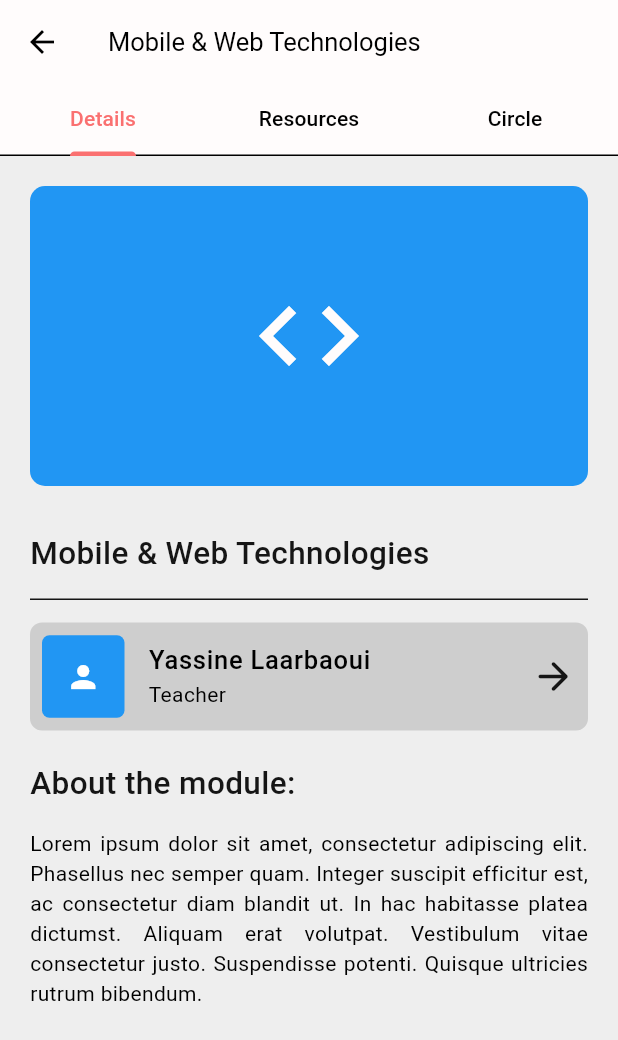
After one commit to ArthNote/yapple, a Flutter app: the CoursesPage screen opened directly, after a tap on "Mobile & Web Technologies", on a phone screen of 412 x 824 dp. The commit adds this screen. Shown: the top 1040 px of the screen. Run offline on Flutter 3.47's test engine with Material 3 defaults, Android fonts, the phone set to English and light mode, and no system bars; our stand-ins replace google_nav_bar.

Commit message:
course page (details - circle)

```diff
--- /dev/null
+++ b/lib/pages/students/courseDetails.dart
@@ -0,0 +1,177 @@
+// ignore_for_file: prefer_const_literals_to_create_immutables, prefer_const_constructors, sort_child_properties_last
+
+import 'package:flutter/material.dart';
+import 'package:yapple/models/staticData.dart';
+import 'package:yapple/widgets/SearchField.dart';
+import 'package:yapple/widgets/StudentItem.dart';
+
+class CourseDetailsPage extends StatelessWidget {
+  CourseDetailsPage({super.key, required this.moduleName});
+  final String moduleName;
+
+  @override
+  Widget build(BuildContext context) {
+    return DefaultTabController(
+      length: 3,
+      child: Scaffold(
+        backgroundColor: Theme.of(context).colorScheme.background,
+        appBar: AppBar(
+            backgroundColor: Theme.of(context).appBarTheme.backgroundColor,
+            title: Text(
+              moduleName,
+              style: TextStyle(fontSize: 17),
+            ),
+            bottom: TabBar(
+              indicatorSize: TabBarIndicatorSize.label,
+              indicatorColor: Theme.of(context).colorScheme.primary,
+              tabs: [
+                Tab(
+                  text: "Details",
+                ),
+                Tab(
+                  text: "Resources",
+                ),
+                Tab(
+                  text: "Circle",
+                ),
+              ],
+            )),
+        body: TabBarView(
+          children: [
+            BodyDetails(
+              moduleName: moduleName,
+            ),
+            Text("Resources"),
+            BodyCircle(),
+          ],
+        ),
+      ),
+    );
+  }
+}
+
+class BodyDetails extends StatelessWidget {
+  BodyDetails({super.key, required this.moduleName});
+  final String moduleName;
+
+  @override
+  Widget build(BuildContext context) {
+    return Padding(
+      padding: const EdgeInsets.symmetric(horizontal: 20, vertical: 20),
+      child: Column(
+        crossAxisAlignment: CrossAxisAlignment.start,
+        children: [
+          Container(
+            width: double.infinity,
+            height: 200,
+            child: Icon(
+              Icons.code,
+              size: 80,
+              color: Theme.of(context).appBarTheme.backgroundColor,
+            ),
+            decoration: BoxDecoration(
+              color: Colors.blue,
+              borderRadius: BorderRadius.circular(10),
+            ),
+          ),
+          SizedBox(height: 30),
+          Text(
+            moduleName,
+            style: TextStyle(
+              fontSize: 21,
+              fontWeight: FontWeight.w500,
+              color: Theme.of(context).colorScheme.tertiary,
+            ),
+          ),
+          SizedBox(
+            height: 15,
+          ),
+          Divider(
+            color: Theme.of(context).colorScheme.tertiary,
+            height: 1,
+          ),
+          SizedBox(
+            height: 15,
+          ),
+          ListTile(
+            tileColor: Theme.of(context).colorScheme.secondary,
+            contentPadding: EdgeInsets.symmetric(horizontal: 8),
+            shape: RoundedRectangleBorder(
+              borderRadius: BorderRadius.circular(8),
+            ),
+            leading: Container(
+              width: 55,
+              height: 55,
+              decoration: BoxDecoration(
+                  shape: BoxShape.rectangle,
+                  color: Colors.blue,
+                  borderRadius: BorderRadius.circular(5)),
+              child: Icon(
+                Icons.person,
+                color: Colors.white,
+              ),
+            ),
+            title: Text(
+              "Yassine Laarbaoui",
+              style: TextStyle(fontSize: 17, fontWeight: FontWeight.w500),
+            ),
+            subtitle: Text("Teacher"),
+            trailing: Icon(
+              Icons.arrow_forward_rounded,
+              color: Theme.of(context).colorScheme.tertiary,
+              size: 30,
+            ),
+          ),
+          SizedBox(
+            height: 20,
+          ),
+          Text(
+            "About the module:",
+            style: TextStyle(
+              fontSize: 21,
+              fontWeight: FontWeight.w500,
+              color: Theme.of(context).colorScheme.tertiary,
+            ),
+          ),
+          SizedBox(
+            height: 15,
+          ),
+          Text(
+            "Lorem ipsum dolor sit amet, consectetur adipiscing elit. Phasellus nec semper quam. Integer suscipit efficitur est, ac consectetur diam blandit ut. In hac habitasse platea dictumst. Aliquam erat volutpat. Vestibulum vitae consectetur justo. Suspendisse potenti. Quisque ultricies rutrum bibendum.",
+            textAlign: TextAlign.justify,
+          )
+        ],
+      ),
+    );
+  }
+}
+
+class BodyCircle extends StatelessWidget {
+  BodyCircle({super.key});
+  TextEditingController searchController = TextEditingController();
+
+  @override
+  Widget build(BuildContext context) {
+    return Padding(
+      padding: const EdgeInsets.symmetric(horizontal: 20, vertical: 20),
+      child: Column(
+        children: [
+          SearchField(
+            myController: searchController,
+            hintText: "Search",
+            icon: Icons.search,
+            bgColor: Colors.white,
+          ),
+          SizedBox(
+            height: 15,
+          ),
+          Expanded(
+            child: ListView(
+              children: students.map((student) => StudentItem()).toList(),
+            ),
+          )
+        ],
+      ),
+    );
+  }
+}
--- a/lib/pages/students/courses.dart
+++ b/lib/pages/students/courses.dart
@@ -2,6 +2,7 @@
 
 import 'package:flutter/material.dart';
 import 'package:yapple/models/staticData.dart';
+import 'package:yapple/pages/students/courseDetails.dart';
 import 'package:yapple/widgets/ModuleCardMD.dart';
 import 'package:yapple/widgets/SearchField.dart';
 
@@ -53,11 +54,22 @@ class Body extends StatelessWidget {
             crossAxisSpacing: 20,
             padding: EdgeInsets.symmetric(horizontal: 20, vertical: 20),
             children: modules
-                .map((module) => ModuleCardMD(
-                      isStarred: module['isStarred'] as bool,
-                      moduleName: module['moduleName'].toString(),
-                      moduleCategory: module['moduleCategory'].toString(),
-                      color: module['color'] as Color,
+                .map((module) => GestureDetector(
+                      onTap: () {
+                        Navigator.push(
+                            context,
+                            MaterialPageRoute(
+                                builder: (context) => CourseDetailsPage(
+                                      moduleName:
+                                          module['moduleName'].toString(),
+                                    )));
+                      },
+                      child: ModuleCardMD(
+                        isStarred: module['isStarred'] as bool,
+                        moduleName: module['moduleName'].toString(),
+                        moduleCategory: module['moduleCategory'].toString(),
+                        color: module['color'] as Color,
+                      ),
                     ))
                 .toList(),
           ),
```
Also changed, not shown: lib/models/staticData.dart (+15 -0 lines), lib/widgets/StudentItem.dart (added, +38 -0 lines).
